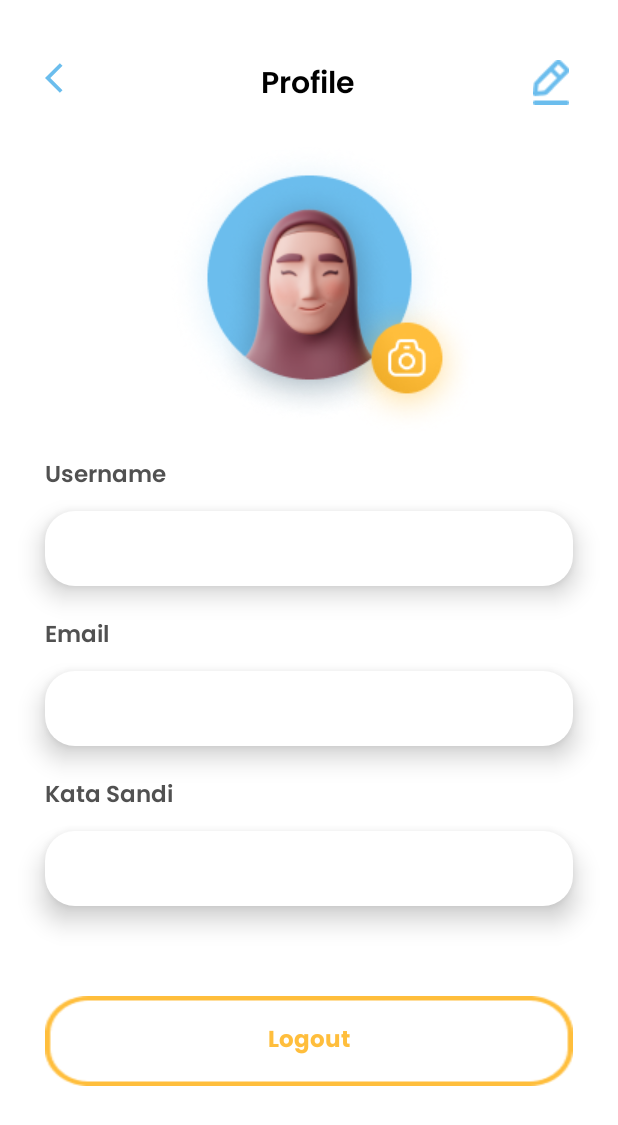
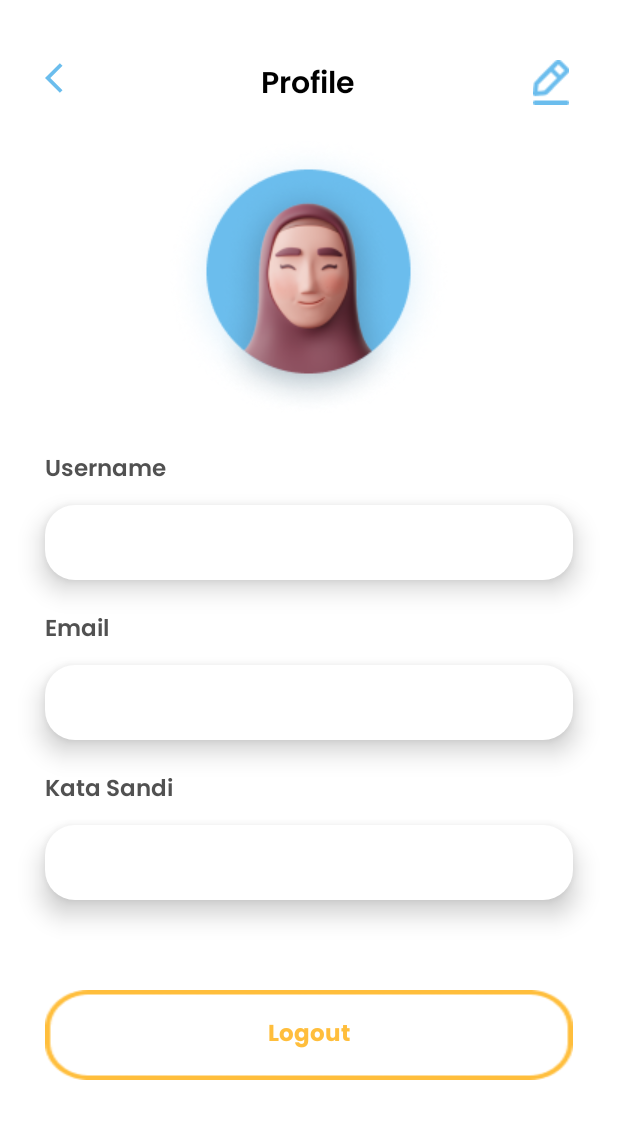
Before and after one commit to haezelnut/aloparent, an Android app: the ProfileScreen screen opened directly, with no data from a screen before it, on a phone screen of 412 x 824 dp. Shown: the top 1125 px of the screen. Run offline under Robolectric (Android 15) with nearby library versions, the phone set to English and light mode, and no system bars; our stand-ins replace Volley; network calls fail.

Commit message:
Update Profile - Unfinished

```diff
--- a/app/src/main/res/layout/activity_profile_screen.xml
+++ b/app/src/main/res/layout/activity_profile_screen.xml
@@ -52,24 +52,14 @@
             app:layout_constraintEnd_toEndOf="parent"
             app:layout_constraintTop_toTopOf="parent" />
 
-        <androidx.appcompat.widget.AppCompatButton
-        android:id="@+id/btn_TakePhoto"
-        android:layout_width="wrap_content"
-        android:layout_height="wrap_content"
-        android:layout_alignParentEnd="true"
-        android:layout_marginTop="120dp"
-        android:layout_marginEnd="92dp"
-        android:background="@drawable/ic_picture"
-        app:layout_constraintEnd_toEndOf="parent"
-        app:layout_constraintTop_toBottomOf="@+id/textView9" />
-
         <ImageView
             android:id="@+id/profile_picture"
             android:layout_width="wrap_content"
             android:layout_height="wrap_content"
-        android:layout_marginTop="20dp"
+            android:layout_marginTop="16dp"
             android:src="@drawable/image_profile"
             app:layout_constraintEnd_toEndOf="parent"
+            app:layout_constraintHorizontal_bias="0.497"
             app:layout_constraintStart_toStartOf="parent"
             app:layout_constraintTop_toBottomOf="@+id/textView9" />
 
--- a/app/src/main/res/layout/activity_update_profile.xml
+++ b/app/src/main/res/layout/activity_update_profile.xml
@@ -118,6 +118,7 @@
         android:layout_height="50dp"
         android:layout_marginStart="30dp"
         android:layout_marginTop="10dp"
+        android:editable="false"
         android:layout_marginEnd="30dp"
         android:background="@drawable/rectangle_edittext"
         android:elevation="10dp"
@@ -125,7 +126,7 @@
         android:fontFamily="@font/poppins_semibold"
         android:hint="Masukkan alamat email"
         android:textColorHint="#80515151"
-        android:inputType="textEmailAddress"
+        android:inputType="none"
         android:paddingLeft="10dp"
         android:textColor="@color/black"
         android:textSize="13dp"
```
Also changed, not shown: app/src/main/java/com/example/aloparent/View/UpdateProfile.java (+8 -6 lines), 14 other files. Lines whose indentation alone changed are shown as unchanged.
